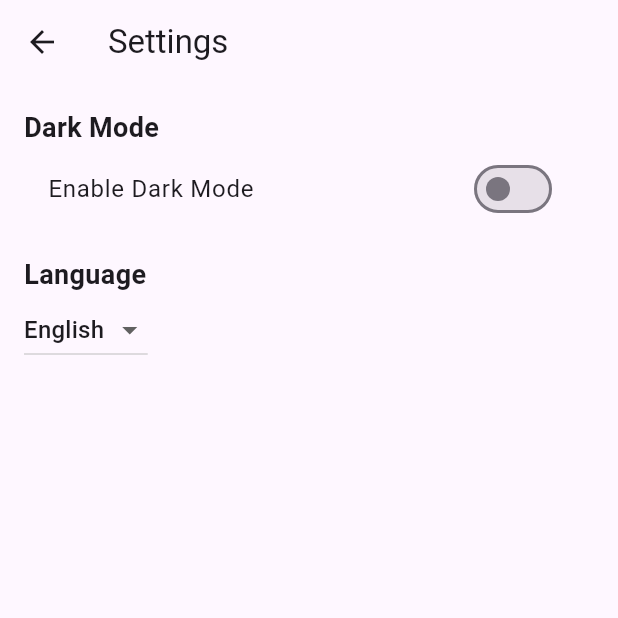
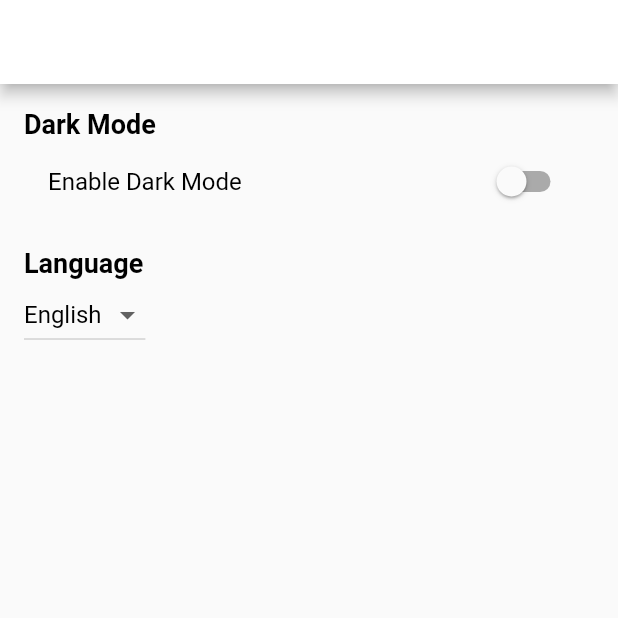
Before and after one commit to fuseq/Detecto--Image-To-Text--Scanner, a Flutter app: the HomeScreen screen opened directly, after a tap on "Settings", on a phone screen of 412 x 824 dp, the top half of it. Run offline on Flutter 3.47's test engine with Material 2 defaults, Android fonts, the light colour scheme and no system bars; our stand-ins replace animated_notch_bottom_bar, camera, firebase_auth, font_awesome_flutter, local_auth, permission_handler; missing offline and left inert: flutter_quill, google_mlkit_text_recognition; accounts and stored records are empty; network calls fail.

Commit message:
dark theme added

```diff
--- a/lib/main.dart
+++ b/lib/main.dart
@@ -2,6 +2,7 @@ import 'package:scan/pages/home.dart';
 import 'package:scan/pages/intro.dart';
 import 'package:scan/pages/login.dart';
 import 'package:flutter/material.dart';
+import 'package:scan/utils/themes.dart';
 
 void main() async {
   runApp(const MyApp());
@@ -16,10 +17,9 @@ class MyApp extends StatelessWidget {
     return MaterialApp(
       debugShowCheckedModeBanner: false,
       title: 'Flutter Demo',
-      theme: ThemeData(
-        colorScheme: ColorScheme.fromSeed(seedColor: Colors.deepPurple),
-        useMaterial3: true,
-      ),
+      themeMode: ThemeMode.system,
+      theme: ThemeClass.lightTheme,
+      darkTheme: ThemeClass.darkTheme,
       home: IntroPage(),
     );
   }
--- a/lib/pages/home.dart
+++ b/lib/pages/home.dart
@@ -50,34 +50,34 @@ class _HomeScreenState extends State<HomeScreen> {
           ? AnimatedNotchBottomBar(
               /// Provide NotchBottomBarController
               notchBottomBarController: _controller,
-              color: Colors.white,
+              color: Theme.of(context).primaryColor,
               showLabel: false,
-              notchColor: Colors.black87,
+              notchColor: Theme.of(context).primaryColorLight,
 
               /// restart app if you change removeMargins
               removeMargins: false,
               bottomBarWidth: 500,
               durationInMilliSeconds: 300,
               bottomBarItems: [
-                const BottomBarItem(
+                 BottomBarItem(
                   inActiveItem: Icon(
                     Icons.home_filled,
-                    color: Colors.blueGrey,
+                    color: Theme.of(context).primaryColorLight,
                   ),
                   activeItem: Icon(
                     Icons.home_filled,
-                    color: Colors.blueAccent,
+                    color: Theme.of(context).iconTheme.color,
                   ),
                   itemLabel: 'Page 1',
                 ),
-                const BottomBarItem(
+                 BottomBarItem(
                   inActiveItem: Icon(
                     Icons.star,
-                    color: Colors.blueGrey,
+                    color: Theme.of(context).primaryColorLight,
                   ),
                   activeItem: Icon(
                     Icons.star,
-                    color: Colors.blueAccent,
+                    color: Theme.of(context).iconTheme.color,
                   ),
                   itemLabel: 'Page 2',
                 ),
@@ -86,11 +86,11 @@ class _HomeScreenState extends State<HomeScreen> {
                 BottomBarItem(
                   inActiveItem: Icon(
                     Icons.search,
-                    color: Colors.blueGrey,
+                    color: Theme.of(context).primaryColorLight,
                   ),
                   activeItem: Icon(
                     Icons.search,
-                    color: Colors.red,
+                     color: Theme.of(context).iconTheme.color,
                   ),
                   itemLabel: 'Page 3',
                 ),
--- a/lib/pages/profile.dart
+++ b/lib/pages/profile.dart
@@ -12,7 +12,7 @@ class ProfileScreen extends StatelessWidget {
         backgroundColor: Colors.transparent,
         elevation: 0,
         centerTitle: true,
-        title: Text("Profile",style: TextStyle(color: Colors.black),),
+        title: Text("Profile",style: Theme.of(context).textTheme.titleLarge,),
       ),
       body: ProfileBody(),
     );
--- /dev/null
+++ b/lib/utils/themes.dart
@@ -0,0 +1,79 @@
+import 'package:flutter/material.dart';
+
+class ThemeClass {
+  Color lightPrimaryColor = Colors.white;
+  Color darkPrimaryColor = Color.fromRGBO(191, 64, 196, 1);
+  Color secondaryColor = Color.fromRGBO(98, 194, 20, 1);
+  Color accentColor = Color.fromRGBO(31, 75, 218, 1);
+  Color eButtonPrimaryColor = Colors.white;
+  Color eButtonSecondaryColor = Colors.black54;
+
+  static const TextTheme lightTextTheme = TextTheme(
+    titleLarge: TextStyle(color: Colors.black),
+    bodyLarge: TextStyle(color: Colors.black),
+    bodyMedium: TextStyle(color: Colors.black),
+    bodySmall: TextStyle(color: Colors.black),
+    displayLarge: TextStyle(color: Colors.black),
+    displayMedium: TextStyle(color: Colors.black),
+    displaySmall: TextStyle(color: Colors.black),
+    titleMedium: TextStyle(color: Colors.black),
+    titleSmall: TextStyle(color: Colors.black),
+    labelLarge: TextStyle(color: Colors.black),
+    labelMedium: TextStyle(color: Colors.black),
+    labelSmall: TextStyle(color: Colors.black),
+  );
+  static const TextTheme darkTextTheme = TextTheme(
+    titleLarge: TextStyle(color: Colors.white),
+    bodyLarge: TextStyle(color: Colors.white),
+    bodyMedium: TextStyle(color: Colors.white),
+    bodySmall: TextStyle(color: Colors.white),
+    displayLarge: TextStyle(color: Colors.white),
+    displayMedium: TextStyle(color: Colors.white),
+    displaySmall: TextStyle(color: Colors.white),
+    titleMedium: TextStyle(color: Colors.white),
+    titleSmall: TextStyle(color: Colors.white),
+    labelLarge: TextStyle(color: Colors.white),
+    labelMedium: TextStyle(color: Colors.white),
+    labelSmall: TextStyle(color: Colors.white),
+  );
+  static const IconThemeData lightIconTheme = IconThemeData(
+    color: Colors.black,
+  );
+  static const IconThemeData darkIconTheme = IconThemeData(
+    color: Colors.white,
+  );
+
+
+  static ThemeData lightTheme = ThemeData(
+    primaryColor: ThemeData.light().scaffoldBackgroundColor,
+    elevatedButtonTheme: ElevatedButtonThemeData(
+      style: ButtonStyle(
+        backgroundColor:
+            MaterialStateProperty.all<Color>(_themeClass.eButtonPrimaryColor),
+      ),
+    ),
+    colorScheme: const ColorScheme.light().copyWith(
+      primary: _themeClass.lightPrimaryColor,
+      secondary: _themeClass.secondaryColor,
+    ),
+    textTheme: lightTextTheme,
+    iconTheme: lightIconTheme
+  );
+
+  static ThemeData darkTheme = ThemeData(
+    primaryColor: ThemeData.dark().scaffoldBackgroundColor,
+    elevatedButtonTheme: ElevatedButtonThemeData(
+      style: ButtonStyle(
+        backgroundColor:
+            MaterialStateProperty.all<Color>(_themeClass.eButtonSecondaryColor),
+      ),
+    ),
+
+    colorScheme: const ColorScheme.dark()
+        .copyWith(primary: _themeClass.darkPrimaryColor),
+    textTheme: darkTextTheme,
+    iconTheme: darkIconTheme,
+  );
+}
+
+ThemeClass _themeClass = ThemeClass();
--- a/lib/widgets/profile/profile_body.dart
+++ b/lib/widgets/profile/profile_body.dart
@@ -1,8 +1,7 @@
-
 import 'package:flutter/material.dart';
 import 'package:font_awesome_flutter/font_awesome_flutter.dart';
 import 'package:scan/widgets/profile/profile_pic.dart';
-
+import 'package:scan/utils/themes.dart';
 import '../../pages/settings.dart';
 import '../../utils/colors.dart';
 
@@ -24,7 +23,6 @@ class ProfileBody extends StatelessWidget {
         press: () {},
         icon: FontAwesomeIcons.user,
       ),
-
       ProfileMenu(
         text: 'Settings',
         press: () {
@@ -35,7 +33,6 @@ class ProfileBody extends StatelessWidget {
         },
         icon: FontAwesomeIcons.gear,
       ),
-
       ProfileMenu(
         text: 'Logout',
         press: () {},
@@ -63,7 +60,6 @@ class ProfileMenu extends StatelessWidget {
       padding: const EdgeInsets.symmetric(horizontal: 20, vertical: 10),
       child: ElevatedButton(
         style: ElevatedButton.styleFrom(
-          primary: Colors.white,
           shape: RoundedRectangleBorder(
             borderRadius: BorderRadius.circular(18),
           ),
@@ -76,10 +72,13 @@ class ProfileMenu extends StatelessWidget {
             const SizedBox(width: 20),
             Text(
               text,
-              style: TextStyle(color: Colors.grey.shade600),
+              style: Theme.of(context).textTheme.titleMedium,
             ),
             const Spacer(),
-            const FaIcon(FontAwesomeIcons.chevronRight, color: Colors.black45),
+            Icon(
+              Icons.arrow_forward_ios,
+              color: Theme.of(context).iconTheme.color,
+            )
           ],
         ),
       ),
```
